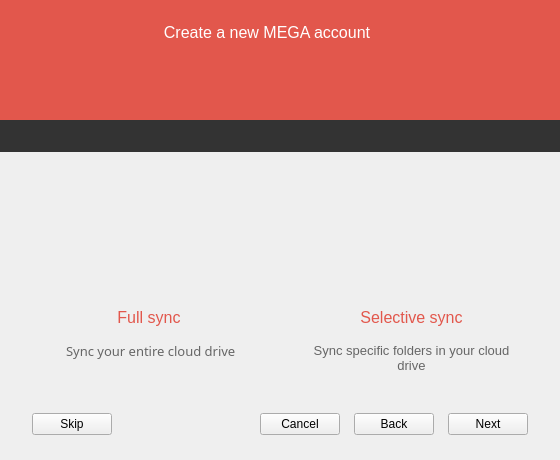
Above: src/MEGASync/gui/win/SetupWizard.ui from meganz/MEGAsync before the change. Below: the same form after it.
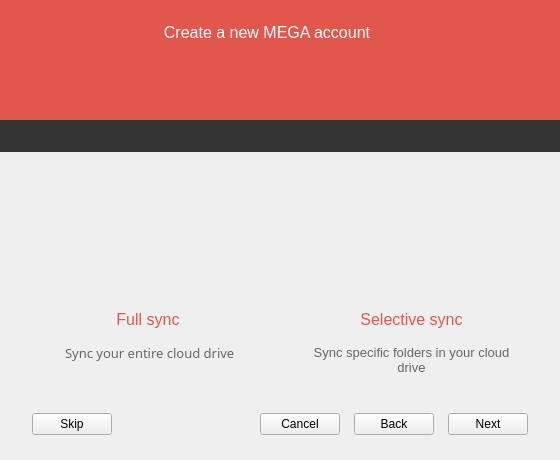
That is the form after the change. The open tabs and pages were chosen to show the change. Icons and pictures are not drawn. Custom widgets are drawn as their Qt base class.

The edit to the form file:
```diff
--- a/src/MEGASync/gui/win/SetupWizard.ui
+++ b/src/MEGASync/gui/win/SetupWizard.ui
@@ -1196,14 +1196,14 @@
            <widget class="QWidget" name="wTypicalSetup" native="true">
             <property name="minimumSize">
              <size>
-              <width>242</width>
-              <height>232</height>
+              <width>246</width>
+              <height>236</height>
              </size>
             </property>
             <property name="maximumSize">
              <size>
-              <width>242</width>
-              <height>232</height>
+              <width>246</width>
+              <height>236</height>
              </size>
             </property>
             <property name="styleSheet">
@@ -1399,14 +1399,14 @@
            <widget class="QWidget" name="wAdvancedSetup" native="true">
             <property name="minimumSize">
              <size>
-              <width>242</width>
-              <height>232</height>
+              <width>246</width>
+              <height>236</height>
              </size>
             </property>
             <property name="maximumSize">
              <size>
-              <width>242</width>
-              <height>232</height>
+              <width>246</width>
+              <height>236</height>
              </size>
             </property>
             <property name="styleSheet">
```
Left out of the diff: 8 changed lines with no effect on the pictures.
